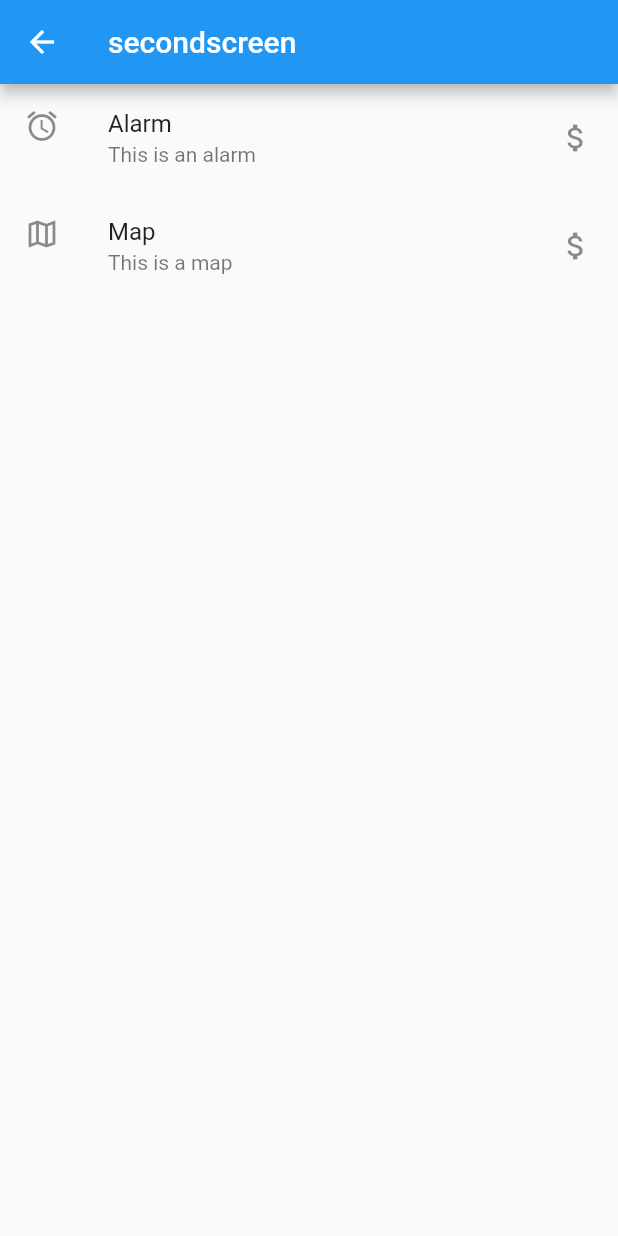
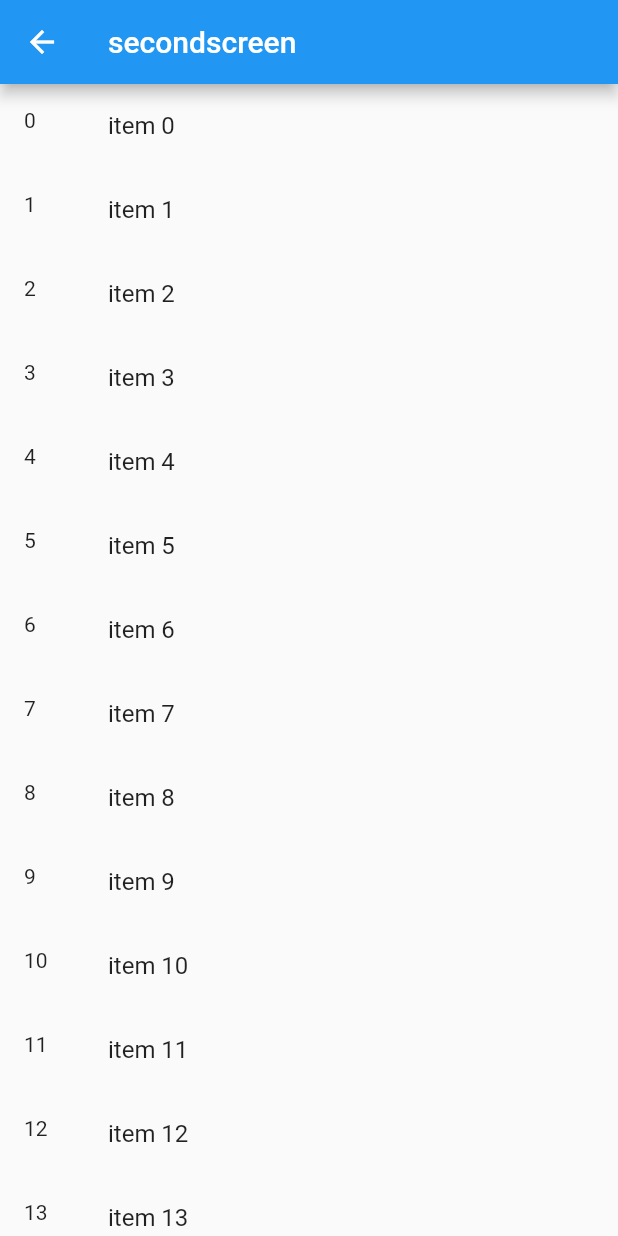
Before and after one commit to omvivek/sist_vs, a Flutter app: the Secondscreen screen opened directly, on a phone screen of 412 x 824 dp. Run offline on Flutter 3.47's test engine with Material 2 defaults, Android fonts, the phone set to English and light mode, and no system bars.

```diff
--- a/lib/second_screen.dart
+++ b/lib/second_screen.dart
@@ -12,26 +12,22 @@ class Secondscreen extends StatelessWidget {
         );
   }
 
+  List<String> generateListItems() {
+    List<String> list = List.generate(100, (counter) => "item $counter");
+    return list;
+  }
+
   Widget createListView() {
-    var listview = ListView(
-      children: [
-        ListTile(
-          leading: Icon(Icons.access_alarm_outlined),
-          title: Text("Alarm"),
-          subtitle: Text("This is an alarm"),
-          trailing: Icon(Icons.attach_money),
-          onTap: () {
-            print("clicked on alarm");
-          },
-        ),
-        ListTile(
-          leading: Icon(Icons.map_outlined),
-          title: Text("Map"),
-          subtitle: Text("This is a map"),
-          trailing: Icon(Icons.attach_money),
-        ),
-      ],
-    );
+    var listItems = generateListItems();
+    var listview = ListView.builder(itemBuilder: (context, index) {
+      return ListTile(
+        leading: Text("$index"),
+        title: Text(listItems[index]),
+        onTap: () {
+          print(listItems[index]);
+        },
+      );
+    });
     return listview;
   }
 }
```
